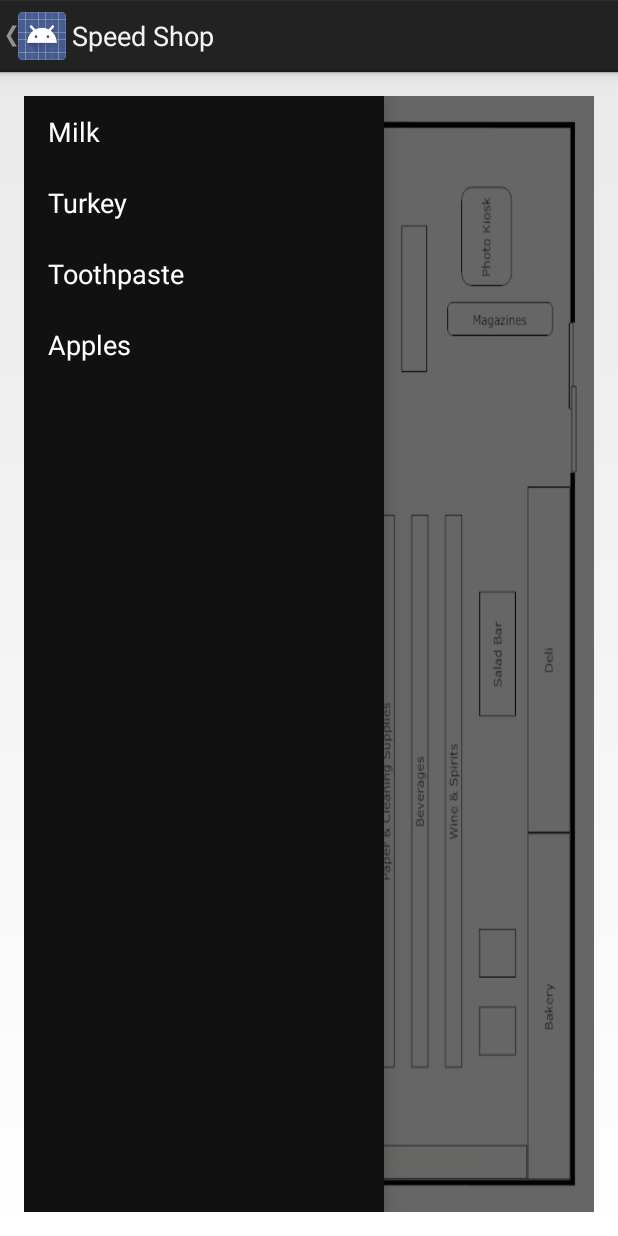
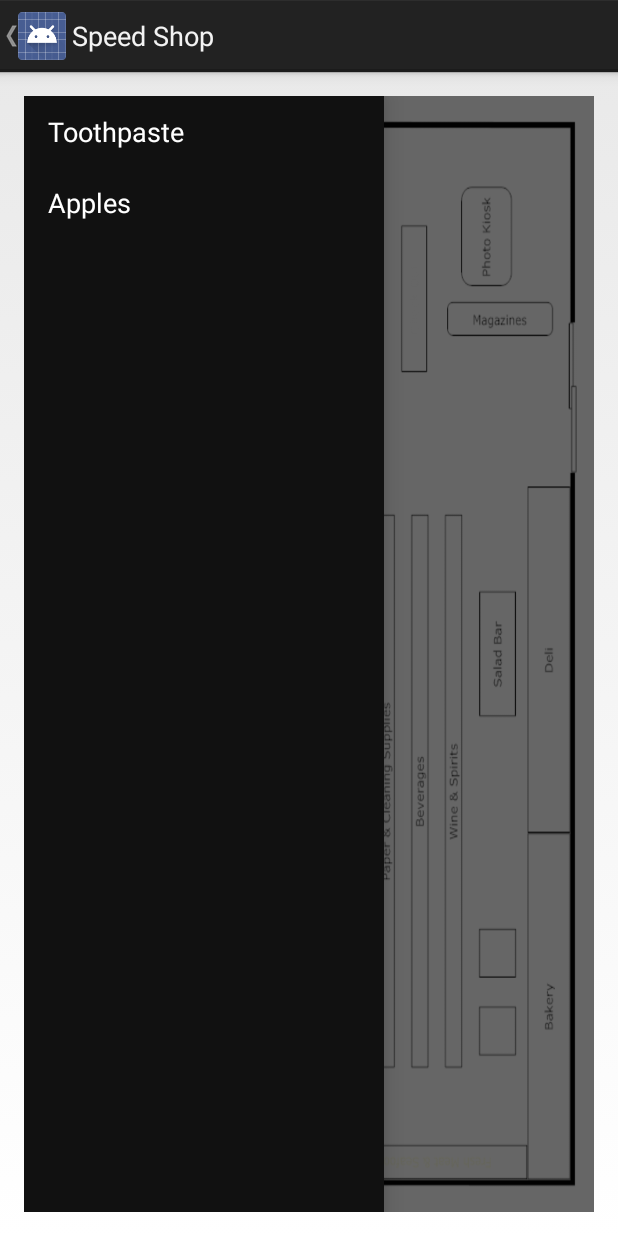
Before and after one commit to LucyCReynolds/SpeedShop, an Android app: the screen it shows after launch (MainActivity), after a tap on "Turkey", on a phone screen of 412 x 824 dp. Run offline under Robolectric (Android 15) with nearby library versions, the phone set to English and light mode, and no system bars; 2 other taps on this screen came first.

Commit message:
List Item Remove

```diff
--- a/app/src/main/java/com/lucyreynolds/speedshop/MainActivity.java
+++ b/app/src/main/java/com/lucyreynolds/speedshop/MainActivity.java
@@ -5,6 +5,7 @@ import android.app.Activity;
 import android.app.FragmentManager;
 import android.app.SearchManager;
 import android.content.Intent;
+import android.graphics.Paint;
 import android.os.Bundle;
 import android.app.Fragment;
 import android.support.v4.widget.DrawerLayout;
@@ -19,6 +20,7 @@ import android.widget.ArrayAdapter;
 import android.widget.ImageView;
 import android.widget.LinearLayout;
 import android.widget.ListView;
+import android.widget.TextView;
 import android.widget.Toast;
 
 import java.util.ArrayList;
@@ -27,7 +29,7 @@ import java.util.List;
 
 
 public class MainActivity extends Activity {
-    private String[] items;
+    private ArrayList<String> items;
     private DrawerLayout mDrawerLayout;
     private ListView mDrawerList;
     View view;
@@ -35,21 +37,22 @@ public class MainActivity extends Activity {
 
     CharSequence mTitle;
     CharSequence mDrawerTitle;
+    ArrayAdapter myAdap;
 
 
     @Override
     protected void onCreate(Bundle savedInstanceState) {
         super.onCreate(savedInstanceState);
         setContentView(R.layout.activity_main);
-
-        items = new String[]{"Milk","Turkey", "Toothpaste", "Apples"};
+        String[] temp = {"Milk","Turkey", "Toothpaste", "Apples"};
+        items = new ArrayList<String>(Arrays.asList(temp));
         mTitle = mDrawerTitle = "";
         mDrawerLayout = (DrawerLayout) findViewById(R.id.drawer_layout);
         mDrawerList = (ListView) findViewById(R.id.left_drawer);
 
                 // Set the adapter for the list view
-        mDrawerList.setAdapter(new ArrayAdapter<String>(this,
-                R.layout.drawer_list_item, items));
+        myAdap = new ArrayAdapter<String>(this, R.layout.drawer_list_item, items);
+        mDrawerList.setAdapter(myAdap);
 
 
         mDrawerLayout = (DrawerLayout) findViewById(R.id.drawer_layout);
@@ -77,8 +80,8 @@ public class MainActivity extends Activity {
 
 
 
-        for (int i = 0; i < items.length; i++) {
-            String cur = items[i];
+        for (int i = 0; i < items.size(); i++) {
+            String cur = items.get(i);
 
             switch (cur){
                 case "Milk":
@@ -150,10 +153,13 @@ public class MainActivity extends Activity {
     private class DrawerItemClickListener implements ListView.OnItemClickListener {
         @Override
         public void onItemClick(AdapterView parent, View view, int position, long id) {
-            String str = items[position];
+            String str = items.get(position);
+            items.remove(str);
+            myAdap.notifyDataSetChanged();
             switch (str){
                 case "Milk":
                     view = (View)findViewById(R.id.MilkImage);
+
                     break;
                 case "Bread":
                     view = (View)findViewById(R.id.BreadImage);
```
